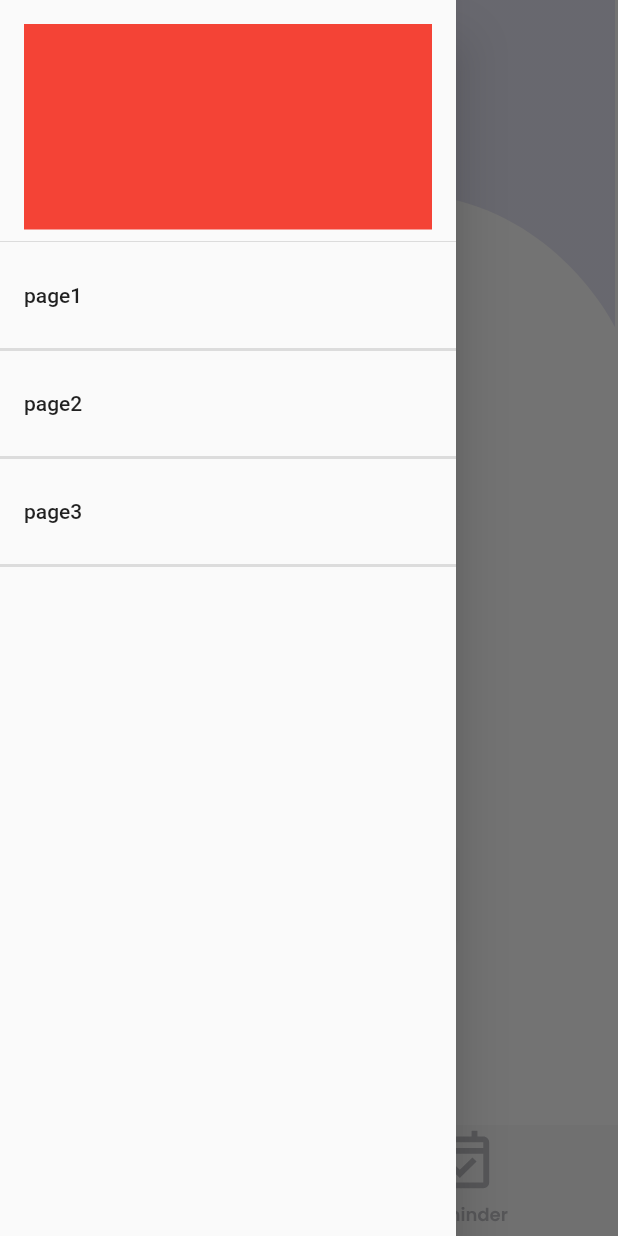
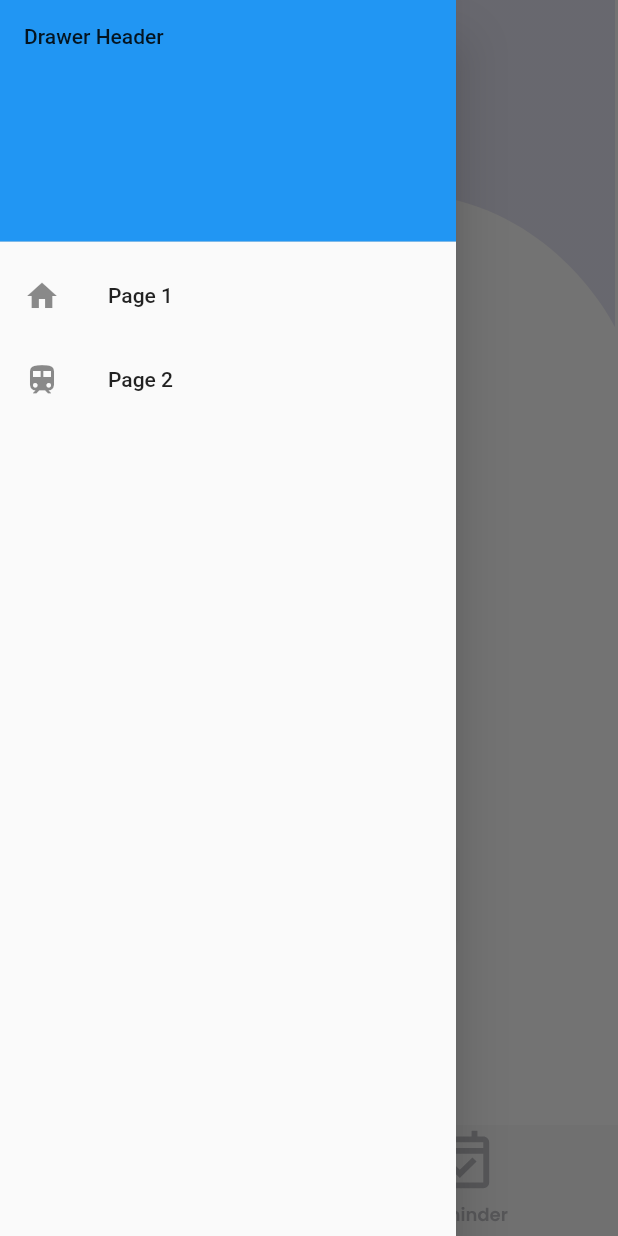
Before and after one commit to williamsusanto/Diary-Chat, a Flutter app: the screen it shows once a user with an empty profile is signed in, with the side drawer open, on a phone screen of 412 x 824 dp. Run offline on Flutter 3.47's test engine with Material 2 defaults, Android fonts, the phone set to English and light mode, and no system bars; our stand-ins replace cached_network_image, faker, firebase_auth, firebase_core, firebase_database, flutter_svg and 2 more; missing offline and left inert: stream_chat_flutter_core; accounts and stored records are empty; network calls fail.

Commit message:
3nd Update of drawer

```diff
--- a/lib/pages/myhomepage.dart
+++ b/lib/pages/myhomepage.dart
@@ -1,4 +1,4 @@
-import 'package:diary_chat/pages/drawer_header.dart';
+import 'package:diary_chat/widgets/profile_drawer.dart';
 import 'package:diary_chat/screens/screens.dart';
 import 'package:flutter/material.dart';
 import 'dart:math' as math;
@@ -12,35 +12,28 @@ class MyHomepage extends StatefulWidget {
 }
 
 class _MyHomepageState extends State<MyHomepage> {
-  GlobalKey<ScaffoldState> _scaffoldKey = GlobalKey<ScaffoldState> ();
+  final GlobalKey<ScaffoldState> _scaffoldKey = GlobalKey<ScaffoldState>();
+
   @override
   Widget build(BuildContext context) {
     return MaterialApp(
       debugShowCheckedModeBanner: false,
       home: Scaffold(
         key: _scaffoldKey,
-        drawer: Drawer(
-          child: ListView(
-            children: [
-              DrawerHeader(
-                child: Container(color:Colors.red),
-              ),
-              ListTile(title: Text("page1")),
-              Divider(thickness: 2,),
-              ListTile(title: Text("page2"),),
-              Divider(thickness: 2,),
-              ListTile(title: Text("page3"),),
-              Divider(thickness: 2,),
-            ],
-          ),
-        ),
         resizeToAvoidBottomInset: false,
 
         //Background
         body: Container(
-
           child: Stack(
             children: <Widget>[
+              //background gradation feature
+              Positioned(
+                  top: 0,
+                  left: 20,
+                  child: Transform.scale(
+                    scaleY: -1,
+                    child: SvgPicture.asset('assets/icons/vector12.svg'),
+                  )),
               //profile picture button that can open the drawer
               Positioned(
                 top: 35,
@@ -48,17 +41,10 @@ class _MyHomepageState extends State<MyHomepage> {
                 child: IconButton(
                     icon: SvgPicture.asset("assets/icons/profile_picture.svg"),
                     iconSize: 49,
-                  onPressed: () {Scaffold.of(context).openDrawer();},
+                    onPressed: () {
+                      _scaffoldKey.currentState!.openDrawer();
+                    }),
               ),
-              ),
-              //background gradation feature (FIX THE SIZE!!!!!!)
-              Positioned(
-                  top: 0,
-                  left: 20,
-                  child: Transform.scale(
-                    scaleY: -1,
-                    child: SvgPicture.asset('assets/icons/vector12.svg'),
-                  )),
               Positioned(
                 top: 100,
                 left: 97,
@@ -66,11 +52,9 @@ class _MyHomepageState extends State<MyHomepage> {
                 right: 97,
                 child: Column(
                   mainAxisAlignment: MainAxisAlignment.spaceEvenly,
-
                   children: <Widget>[
                     //Top prompt: Hello I am Manito.
                     Container(
-
                       child: Text(
                         "Hello,\n I am Manito.",
                         textAlign: TextAlign.center,
@@ -85,7 +69,8 @@ class _MyHomepageState extends State<MyHomepage> {
                     ),
                     //Manito image at the center
                     Container(
-                      child: Image.asset("assets/images/Manito.png", height: 201, width: 201),
+                      child: Image.asset("assets/images/Manito.png",
+                          height: 201, width: 201),
                     ),
                     //Middle prompt: I am here to listen to you?
                     Container(
@@ -144,16 +129,14 @@ class _MyHomepageState extends State<MyHomepage> {
                   ],
                 ),
               ),
-
-              //profile photo icon
             ],
           ),
         ),
-        //A drawer shows up when user clicks the profile picture on the left top side
+
+        drawer: Profile_Drawer(),
 
         //Bottom Navigation Bar which connects to diary page and reminder page
         bottomNavigationBar: BottomNavigationBar(
-
           currentIndex: 0,
           elevation: 0,
           backgroundColor: Color(0xFFF5F5F5), //rgba(183, 182, 241, 0.03)
@@ -166,7 +149,9 @@ class _MyHomepageState extends State<MyHomepage> {
 
           items: <BottomNavigationBarItem>[
             BottomNavigationBarItem(
-              icon: new SvgPicture.asset("assets/icons/diary_icon.svg",),
+              icon: new SvgPicture.asset(
+                "assets/icons/diary_icon.svg",
+              ),
               label: ("diary"),
             ),
             BottomNavigationBarItem(
@@ -174,13 +159,8 @@ class _MyHomepageState extends State<MyHomepage> {
               label: ("reminder"),
             ),
           ],
-
         ),
       ),
     );
   }
 }
-
-Widget DrawerList(){
-  return Container();
-}
--- /dev/null
+++ b/lib/widgets/profile_drawer.dart
@@ -0,0 +1,40 @@
+import 'package:flutter/material.dart';
+import 'package:diary_chat/pages/myhomepage.dart';
+
+class Profile_Drawer extends StatelessWidget {
+  @override
+  Widget build(BuildContext context) {
+    return   Drawer(
+    child: ListView(
+    // Important: Remove any padding from the ListView.
+    padding: EdgeInsets.zero,
+    children: [
+    const DrawerHeader(
+    decoration: BoxDecoration(
+    color: Colors.blue,
+    ),
+    child: Text('Drawer Header'),
+    ),
+    ListTile(
+    leading: Icon(
+    Icons.home,
+    ),
+    title: const Text('Page 1'),
+    onTap: () {
+    Navigator.pop(context);
+    },
+    ),
+    ListTile(
+    leading: Icon(
+    Icons.train,
+    ),
+    title: const Text('Page 2'),
+    onTap: () {
+    Navigator.pop(context);
+    },
+    ),
+    ],
+    ),
+    );
+  }
+}
```
Also changed, not shown: lib/pages/drawer_header.dart (deleted, +0 -45 lines), pubspec.lock. Lines whose indentation alone changed are shown as unchanged.
